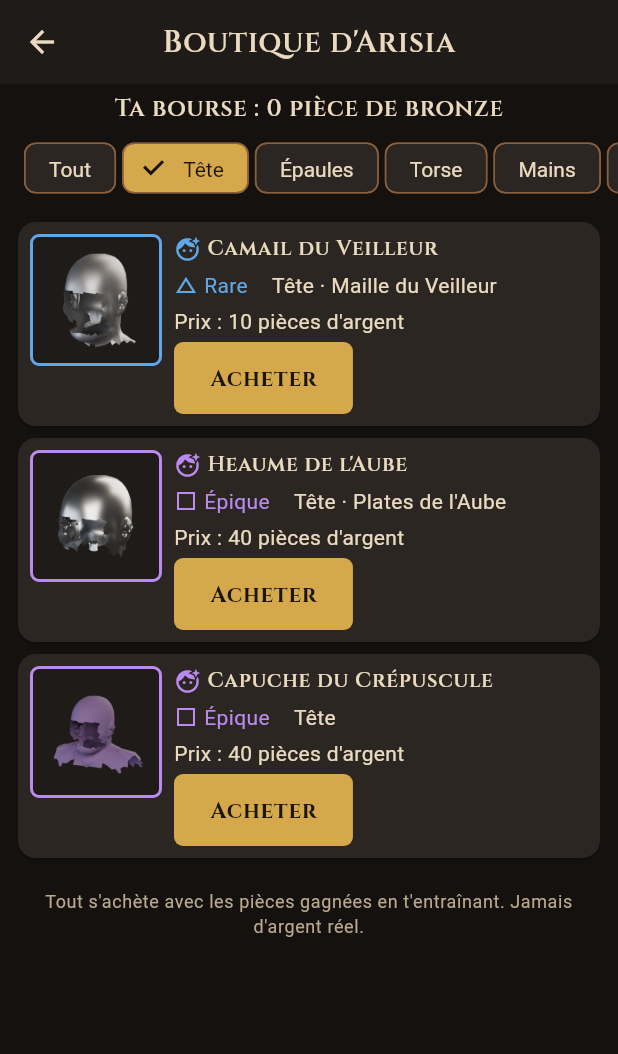
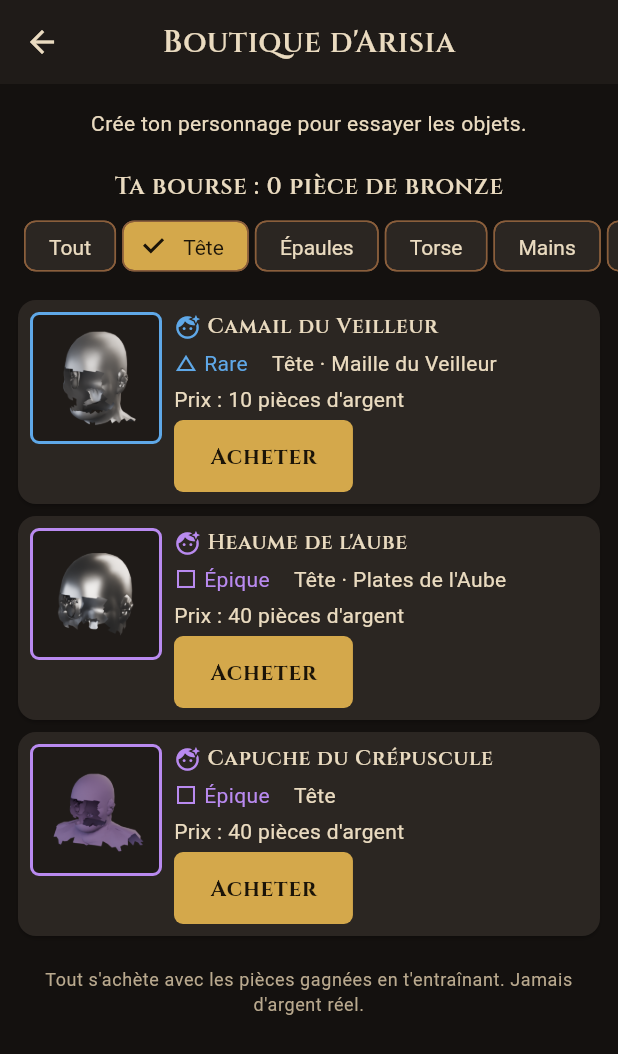
Before and after one commit to Rhaven42/arise, a Flutter app: the ShopPage screen opened by its route, after a tap on "Tête", on a phone screen of 412 x 824 dp. Shown: the top 1054 px of the screen. Run offline on Flutter 3.47's test engine with Material 3 defaults, Android fonts, the phone set to English and light mode, and no system bars; our stand-ins replace audioplayers, drift, drift_flutter, file_picker, flutter_local_notifications, flutter_riverpod and 9 more; accounts and stored records are empty; generated files the repository leaves out were written again.

Commit message:
fix: message de la boutique sans personnage
Co-Authored-By: Claude Opus 5.5 <noreply@anthropic.com>
Claude-Session: https://claude.ai/code/session_01Q8g6T7P9WbBJiMDK59QcwP

```diff
--- a/lib/features/shop/presentation/shop_page.dart
+++ b/lib/features/shop/presentation/shop_page.dart
@@ -105,6 +105,11 @@ class _ShopPageState extends ConsumerState<ShopPage> {
       appBar: AppBar(title: Text(l10n.shopTitle)),
       body: Column(
         children: [
+          if (sheet == null)
+            Padding(
+              padding: const EdgeInsets.all(AriseSpacing.md),
+              child: Text(l10n.shopNoCharacter, textAlign: TextAlign.center),
+            ),
           Padding(
             padding: const EdgeInsets.symmetric(
               horizontal: AriseSpacing.md,
```
